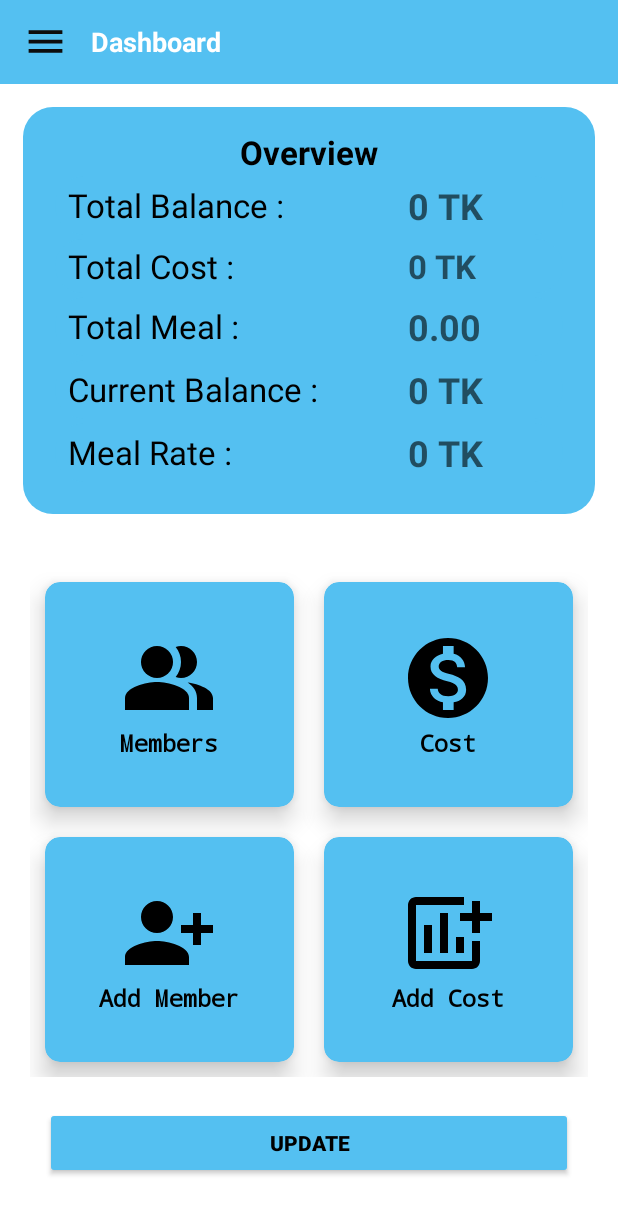
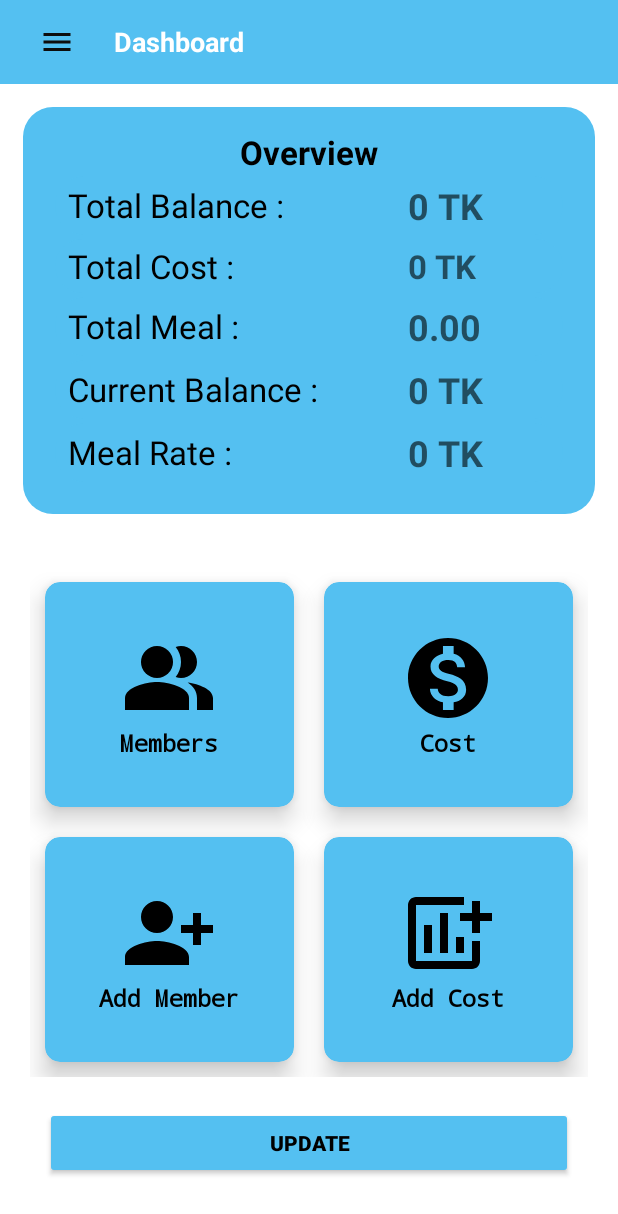
Before and after one commit to sourav600/MessKhata, an Android app: the layout activity_main.xml on its own in the app's theme, with its tools: preview values and no code run, on a phone screen of 412 x 824 dp. Shown: the top 1214 px of the screen. Run offline under Robolectric (Android 15) with nearby library versions, the phone set to English and light mode, and no system bars.

```diff
--- a/app/src/main/java/com/example/messbook/Adapter/MemberAdapterClass.java
+++ b/app/src/main/java/com/example/messbook/Adapter/MemberAdapterClass.java
@@ -98,9 +98,7 @@ public class MemberAdapterClass extends RecyclerView.Adapter<MemberAdapterClass.
 
 
 
-//                String name = memberModel.getName();
-//                int amount = memberModel.getMoney() + Integer.parseInt(updateAmount_tv.getText().toString());
-//                float meal = memberModel.getMeal() + Float.parseFloat(updateMeal_tv.getText().toString());
+
 //
 //                updateBtn.setOnClickListener(new View.OnClickListener() {
 //                    @Override
--- a/app/src/main/res/drawable/border_box2.xml
+++ b/app/src/main/res/drawable/border_box2.xml
@@ -5,8 +5,5 @@
         android:color="@color/ButtonColor"/>
     <corners
         android:radius="20dp"/>
-<!--    <stroke-->
-<!--        android:color="@color/black"-->
-<!--        android:width="0.5dp"/>-->
 
 </shape>
--- a/app/src/main/res/layout/activity_main.xml
+++ b/app/src/main/res/layout/activity_main.xml
@@ -26,9 +26,9 @@
             android:visibility="visible">
 
             <ImageView
-                android:id="@+id/imageMenu"
-                android:layout_width="30dp"
-                android:layout_height="30dp"
+                android:id="@+id/imageMenuId"
+                android:layout_width="45dp"
+                android:layout_height="wrap_content"
                 android:layout_gravity="center"
                 android:src="@drawable/ic_menu"/>
 
@@ -56,17 +56,17 @@
         app:headerLayout="@layout/drawar_head_layout"
         app:menu="@menu/navigation_menu" />
 
+
     <ScrollView
         android:layout_width="match_parent"
-        android:layout_height="match_parent"
-        android:layout_marginTop="?actionBarSize"
-        android:layout_marginBottom="15dp">
-
+        android:layout_height="match_parent">
     <LinearLayout
         android:layout_width="match_parent"
         android:layout_height="wrap_content"
-        android:orientation="vertical"
->
+        android:layout_marginTop="?actionBarSize"
+        android:layout_marginBottom="15dp"
+        android:orientation="vertical">
+
         <LinearLayout
         android:background="@drawable/border_box2"
         android:layout_width="match_parent"
@@ -422,11 +422,13 @@
             app:cardCornerRadius="15dp"
             android:elevation="10dp"
             android:textStyle="bold"/>
+
     </LinearLayout>
+</ScrollView>
 
 
 
-    </ScrollView>
+
 
 
 </androidx.drawerlayout.widget.DrawerLayout>
--- a/app/src/main/res/layout/drawar_head_layout.xml
+++ b/app/src/main/res/layout/drawar_head_layout.xml
@@ -1,7 +1,7 @@
 <?xml version="1.0" encoding="utf-8"?>
 <RelativeLayout xmlns:android="http://schemas.android.com/apk/res/android"
     android:layout_width="match_parent"
-    android:layout_height="match_parent">
+    android:layout_height="125dp">
 
     <LinearLayout
         android:id="@+id/drawarHeader"
--- a/app/src/main/res/layout/member_dialog.xml
+++ b/app/src/main/res/layout/member_dialog.xml
@@ -44,7 +44,7 @@
                     android:backgroundTint="#FFEB3B"
                     />
                 <TextView
-                    android:id="@+id/updateMealId"
+                    android:id="@+id/updateMealId2"
                     android:layout_width="wrap_content"
                     android:layout_height="wrap_content"
                     android:background="@drawable/border_box"
--- a/app/src/main/res/menu/navigation_menu.xml
+++ b/app/src/main/res/menu/navigation_menu.xml
@@ -12,7 +12,7 @@
                     android:title="Dashboard" />
 
                 <item
-                    android:id="@+id/mShare"
+                    android:id="@+id/nav_M_listId"
                     android:icon="@drawable/ic_baseline_person_24"
                     android:title="Member List" />
 
```
Also changed, not shown: app/src/main/java/com/example/messbook/MainActivity.java (+60 -32 lines), app/src/main/java/com/example/messbook/Update_Info.java (+37 -31 lines), app/src/main/res/layout/activity_update_info.xml (+1 -6 lines).
